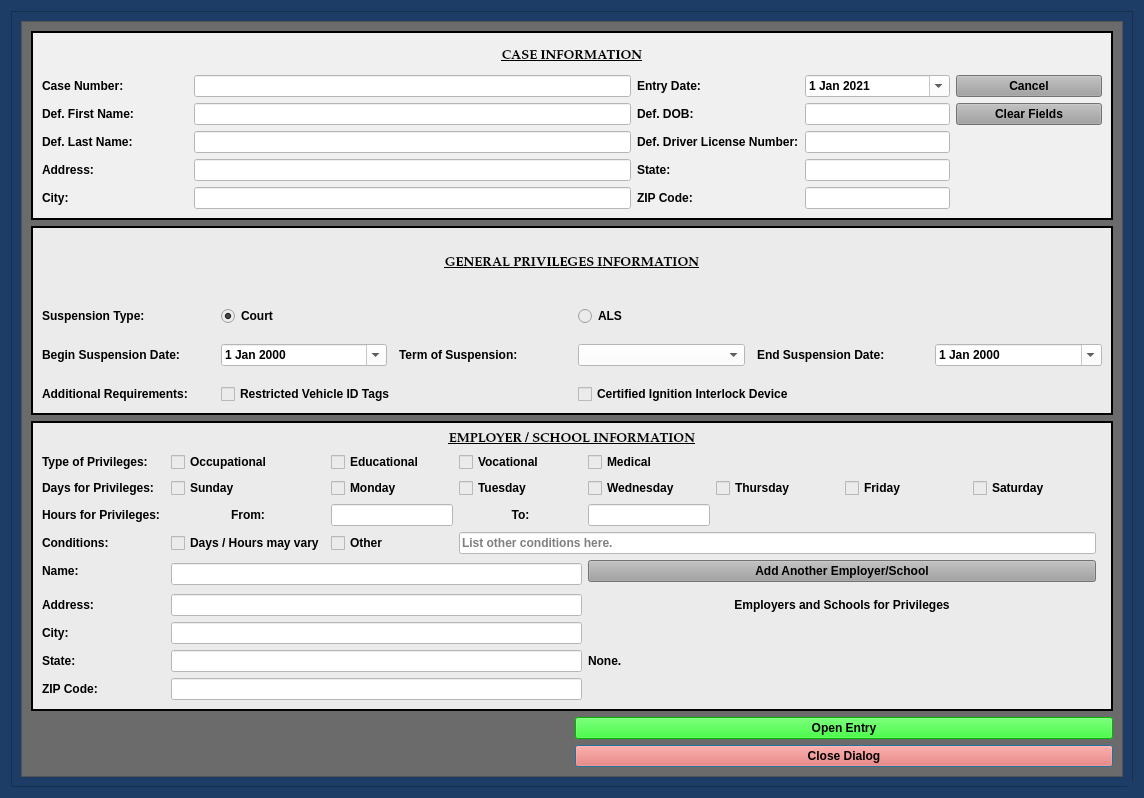
This is munientry/views/ui/DrivingPrivilegesDialog.ui in HunterProgram22/MuniEntry as Qt 5 draws it before an edit. The edited form follows.
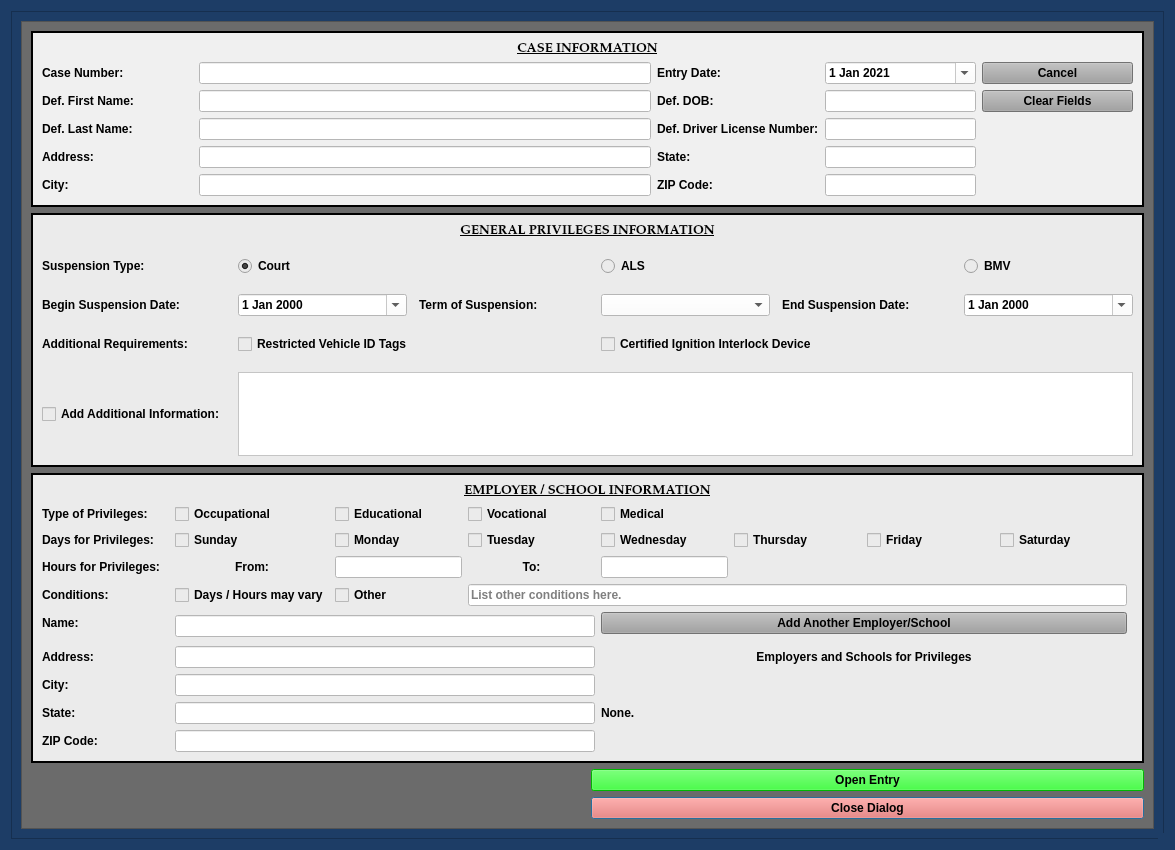
This is the edited form. Custom widgets are drawn as their Qt base class.

Commit message: Added additional information to Privileges.

Diff of the .ui file:
```diff
--- a/munientry/views/ui/DrivingPrivilegesDialog.ui
+++ b/munientry/views/ui/DrivingPrivilegesDialog.ui
@@ -9,8 +9,8 @@
    <rect>
     <x>0</x>
     <y>0</y>
-    <width>1144</width>
-    <height>798</height>
+    <width>1175</width>
+    <height>850</height>
    </rect>
   </property>
   <property name="sizePolicy">
@@ -177,8 +177,8 @@
           <rect>
            <x>0</x>
            <y>0</y>
-           <width>1104</width>
-           <height>758</height>
+           <width>1114</width>
+           <height>854</height>
           </rect>
          </property>
          <layout class="QGridLayout" name="gridLayout_2" columnstretch="1,1">
@@ -957,6 +957,54 @@
                </property>
               </widget>
              </item>
+             <item row="2" column="0">
+              <widget class="QLabel" name="label_15">
+               <property name="text">
+                <string>Begin Suspension Date:</string>
+               </property>
+              </widget>
+             </item>
+             <item row="0" column="0" colspan="6">
+              <widget class="QLabel" name="label_5">
+               <property name="font">
+                <font>
+                 <family>Palatino Linotype</family>
+                 <pointsize>10</pointsize>
+                 <weight>75</weight>
+                 <italic>false</italic>
+                 <bold>true</bold>
+                 <underline>true</underline>
+                </font>
+               </property>
+               <property name="text">
+                <string>GENERAL PRIVILEGES INFORMATION</string>
+               </property>
+               <property name="alignment">
+                <set>Qt::AlignCenter</set>
+               </property>
+              </widget>
+             </item>
+             <item row="5" column="0">
+              <widget class="QCheckBox" name="add_information_checkBox">
+               <property name="text">
+                <string>Add Additional Information:</string>
+               </property>
+              </widget>
+             </item>
+             <item row="5" column="1" colspan="5">
+              <widget class="QTextEdit" name="add_information_textEdit">
+               <property name="styleSheet">
+                <string notr="true">background-color: rgb(255, 255, 255);</string>
+               </property>
+              </widget>
+             </item>
+             <item row="1" column="5">
+              <widget class="QRadioButton" name="bmv_suspension_radioButton">
+               <property name="text">
+                <string>BMV</string>
+               </property>
+              </widget>
+             </item>
             </layout>
            </widget>
           </item>
```
Left out of the diff: 69 changed lines with no effect on the pictures. The commit also changes 4 other files.
